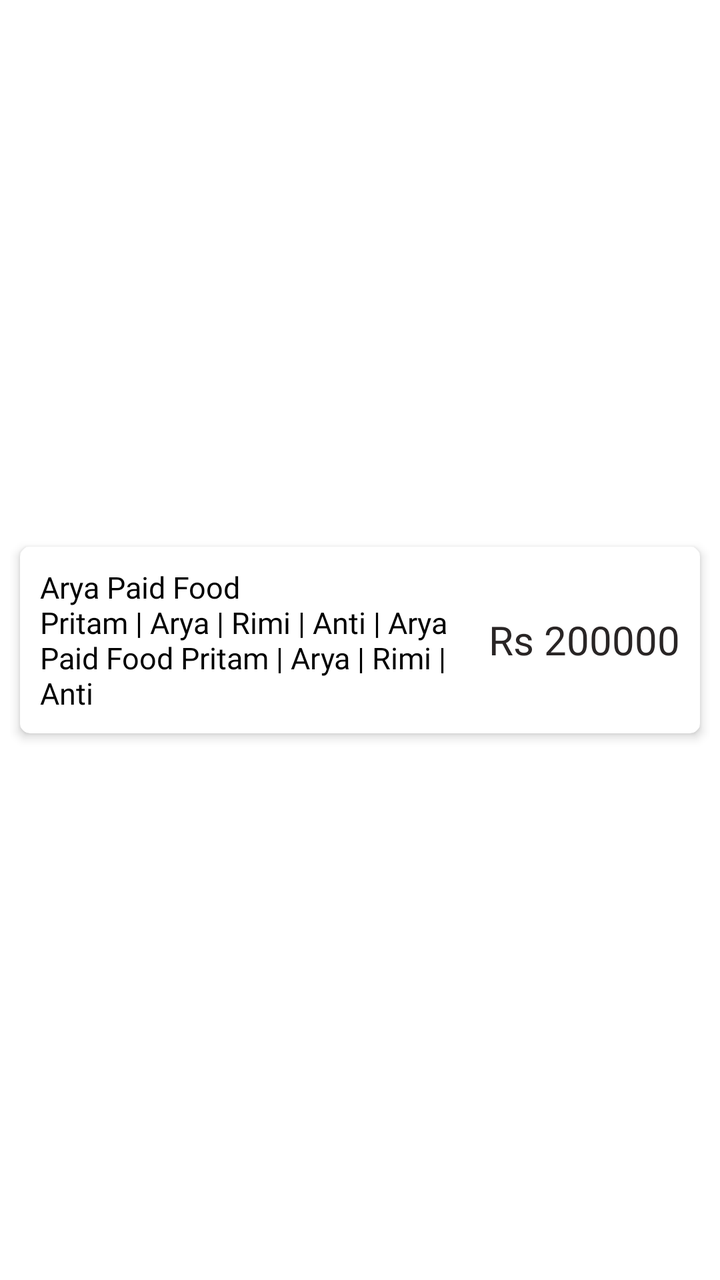
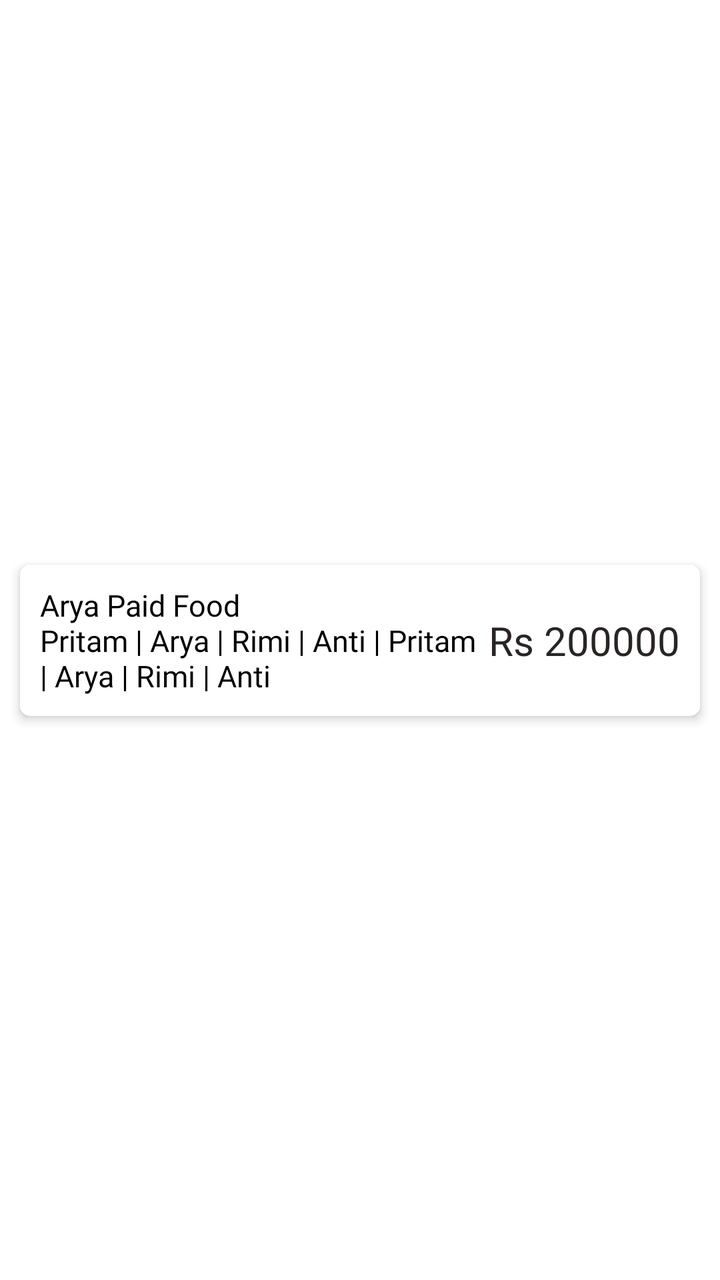

Before-and-after screenshots of an Android layout around one commit, followed by the original layout XML and the change that was made.
<!-- AndroidManifest.xml: application theme Theme.SplitYourBill -->
<!-- res/layout/activity_custom_list.xml -->
<?xml version="1.0" encoding="utf-8"?>
<androidx.constraintlayout.widget.ConstraintLayout xmlns:android="http://schemas.android.com/apk/res/android"
    xmlns:app="http://schemas.android.com/apk/res-auto"
    xmlns:tools="http://schemas.android.com/tools"
    android:layout_width="match_parent"
    android:layout_height="match_parent"
    android:orientation="horizontal"
    android:padding="5dp"
    tools:context=".customList">


    <androidx.cardview.widget.CardView
        android:layout_width="match_parent"
        android:layout_height="wrap_content"
        app:layout_constraintBottom_toBottomOf="parent"
        app:layout_constraintTop_toTopOf="parent"
        app:layout_constraintVertical_bias="0.5"
        app:cardCornerRadius="5dp"
        android:padding="5dp"
        app:cardElevation="3dp"
        android:layout_margin="5dp"
        app:contentPadding="10dp"
        app:cardPreventCornerOverlap="true"
        android:layout_gravity="center"
        app:cardBackgroundColor="@color/white" >


        <LinearLayout
            android:orientation="horizontal"
            android:layout_width="match_parent"
            android:layout_height="match_parent"
            android:layout_weight="1"
            android:gravity="center" >
            <TextView
                android:id="@+id/customTextView"
                android:layout_width="0dp"
                android:layout_height="wrap_content"
                android:layout_weight="0.68"
                android:fontFamily="@font/poppins_medium"
                android:background="@color/white"
                android:text="Arya Paid Food \nPritam | Arya | Rimi | Anti | Arya Paid Food Pritam | Arya | Rimi | Anti"
                android:textColor="@color/black"
                android:textSize="15sp"
                 />

            <TextView

                android:id="@+id/customTextViewAmount"
                android:layout_width="0dp"
                android:layout_height="wrap_content"
                android:layout_weight="0.3"
                android:textColor="#292525"
                android:text="Rs 200000"
                android:fontFamily="@font/poppins_medium"
                android:textSize="20sp"
                android:background="@color/white"
                android:gravity="end"
                 />
        </LinearLayout>

    </androidx.cardview.widget.CardView>



</androidx.constraintlayout.widget.ConstraintLayout>
<!-- resources referenced by this layout -->
<resources>
  <color name="black">#FF000000</color>
  <color name="white">#FFFFFFFF</color>
  <style name="Theme.SplitYourBill" parent="Theme.MaterialComponents.Light.NoActionBar">
  
  
  
      </style>
</resources>

<!-- the commit's change to res/layout/activity_custom_list.xml (unified diff, before → after) -->
@@ -12,36 +12,36 @@
     <androidx.cardview.widget.CardView
         android:layout_width="match_parent"
         android:layout_height="wrap_content"
+        android:layout_gravity="center"
+        android:layout_margin="5dp"
+        android:padding="5dp"
+        app:cardBackgroundColor="@color/white"
+        app:cardCornerRadius="5dp"
+        app:cardElevation="3dp"
+        app:cardPreventCornerOverlap="true"
+        app:contentPadding="10dp"
         app:layout_constraintBottom_toBottomOf="parent"
         app:layout_constraintTop_toTopOf="parent"
-        app:layout_constraintVertical_bias="0.5"
-        app:cardCornerRadius="5dp"
-        android:padding="5dp"
-        app:cardElevation="3dp"
-        android:layout_margin="5dp"
-        app:contentPadding="10dp"
-        app:cardPreventCornerOverlap="true"
-        android:layout_gravity="center"
-        app:cardBackgroundColor="@color/white" >
+        app:layout_constraintVertical_bias="0.5">
 
 
         <LinearLayout
-            android:orientation="horizontal"
             android:layout_width="match_parent"
             android:layout_height="match_parent"
             android:layout_weight="1"
-            android:gravity="center" >
+            android:gravity="center"
+            android:orientation="horizontal">
+
             <TextView
                 android:id="@+id/customTextView"
                 android:layout_width="0dp"
                 android:layout_height="wrap_content"
                 android:layout_weight="0.68"
+                android:background="@color/white"
                 android:fontFamily="@font/poppins_medium"
-                android:background="@color/white"
-                android:text="Arya Paid Food \nPritam | Arya | Rimi | Anti | Arya Paid Food Pritam | Arya | Rimi | Anti"
+                android:text="@string/test_string"
                 android:textColor="@color/black"
-                android:textSize="15sp"
-                 />
+                android:textSize="15sp" />
 
             <TextView
 
@@ -49,17 +49,15 @@
                 android:layout_width="0dp"
                 android:layout_height="wrap_content"
                 android:layout_weight="0.3"
+                android:background="@color/white"
+                android:fontFamily="@font/poppins_medium"
+                android:gravity="end"
+                android:text="@string/test_bal"
                 android:textColor="#292525"
-                android:text="Rs 200000"
-                android:fontFamily="@font/poppins_medium"
-                android:textSize="20sp"
-                android:background="@color/white"
-                android:gravity="end"
-                 />
+                android:textSize="20sp" />
         </LinearLayout>
 
     </androidx.cardview.widget.CardView>
 
 
-
 </androidx.constraintlayout.widget.ConstraintLayout>
<!-- resource entries referenced after the edit -->
@@ -2,6 +2,8 @@
 <resources>
   <color name="black">#FF000000</color>
   <color name="white">#FFFFFFFF</color>
+  <string name="test_bal">Rs 200000</string>
+  <string name="test_string">Arya Paid Food \nPritam | Arya | Rimi | Anti | Pritam | Arya | Rimi | Anti</string>
   <style name="Theme.SplitYourBill" parent="Theme.MaterialComponents.Light.NoActionBar">
   
   
